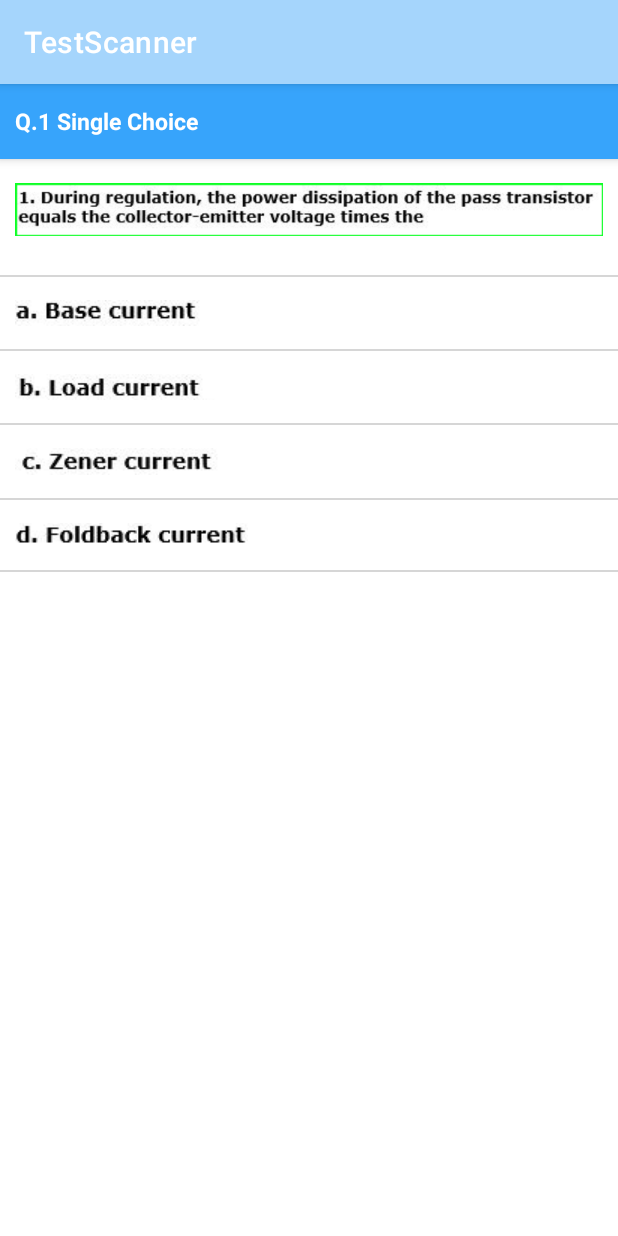
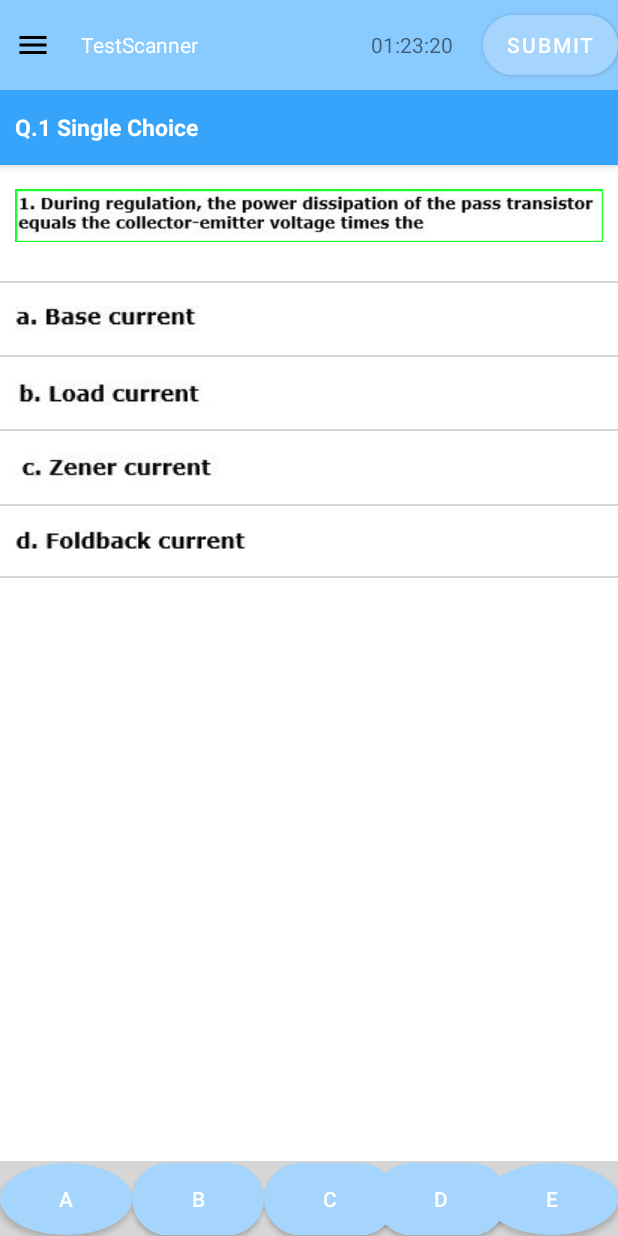
Before and after one commit to mukulasija/TestScanner, an Android app: the screen it shows after launch (question), on a phone screen of 412 x 824 dp. Run offline under Robolectric (Android 15) with nearby library versions, the phone set to English and light mode, and no system bars.

Commit message:
added top bar in question.xml

```diff
--- /dev/null
+++ b/app/src/main/res/drawable/circle_shape.xml
@@ -0,0 +1,13 @@
+<?xml version="1.0" encoding="utf-8"?>
+<selector xmlns:android="http://schemas.android.com/apk/res/android">
+    <item android:state_pressed="false">
+        <shape android:shape="oval">
+            <solid android:color="@color/option_boarder"/>
+        </shape>
+    </item>
+    <item android:state_pressed="true">
+        <shape android:shape="oval">
+            <solid android:color="@color/option_boarder"/>
+        </shape>
+    </item>
+</selector>
--- /dev/null
+++ b/app/src/main/res/drawable/cylender_shape.xml
@@ -0,0 +1,13 @@
+<?xml version="1.0" encoding="utf-8"?>
+<shape
+    xmlns:android="http://schemas.android.com/apk/res/android"
+    android:shape="rectangle">
+
+    <stroke
+        android:color="@color/option_boarder"
+        android:width="1dp"/>
+    <corners
+        android:radius="190dp"/>
+    <solid
+        android:color="@color/option_boarder"/>
+</shape>
--- /dev/null
+++ b/app/src/main/res/drawable/ic_baseline_menu_24.xml
@@ -0,0 +1,5 @@
+<vector android:height="24dp" android:tint="#000000"
+    android:viewportHeight="24" android:viewportWidth="24"
+    android:width="24dp" xmlns:android="http://schemas.android.com/apk/res/android">
+    <path android:fillColor="@android:color/white" android:pathData="M3,18h18v-2L3,16v2zM3,13h18v-2L3,11v2zM3,6v2h18L21,6L3,6z"/>
+</vector>
--- a/app/src/main/res/layout/activity_question.xml
+++ b/app/src/main/res/layout/activity_question.xml
@@ -5,12 +5,71 @@
     android:layout_width="match_parent"
     android:layout_height="match_parent"
     tools:context=".question">
+    <androidx.constraintlayout.widget.ConstraintLayout xmlns:android="http://schemas.android.com/apk/res/android"
+        android:id="@+id/top_bar"
+        android:layout_width="match_parent"
+        android:layout_height="60dp"
+        app:layout_constraintTop_toTopOf="parent"
+        app:layout_constraintLeft_toLeftOf="parent"
+        app:layout_constraintRight_toRightOf="parent"
+        android:background="#89CAFF"
+        xmlns:app="http://schemas.android.com/apk/res-auto">
+
+        <RelativeLayout
+            app:layout_constraintTop_toTopOf="parent"
+            app:layout_constraintRight_toRightOf="parent"
+            app:layout_constraintLeft_toLeftOf="parent"
+            app:layout_constraintBottom_toBottomOf="parent"
+            android:layout_width="match_parent"
+            android:layout_height="match_parent">
+
+
+            <ImageView
+                android:id="@+id/btn_menu"
+                android:layout_alignParentStart="true"
+                android:layout_width="wrap_content"
+                android:layout_height="wrap_content"
+                android:layout_centerInParent="true"
+                android:layout_marginStart="10dp"
+                android:src="@drawable/ic_baseline_menu_24" />
+            <TextView
+                android:id="@+id/tv_logo"
+                android:layout_toRightOf="@id/btn_menu"
+                android:layout_marginLeft="20dp"
+                android:layout_width="wrap_content"
+                android:layout_height="wrap_content"
+                android:layout_centerVertical="true"
+                android:textColor="@color/white"
+                android:text="TestScanner" />
+
+
+
+            <TextView
+                android:id="@+id/tv_timer"
+                android:layout_width="wrap_content"
+                android:layout_height="wrap_content"
+                android:layout_marginRight="20dp"
+                android:text="01:23:20"
+                android:layout_centerVertical="true"
+                android:layout_toLeftOf="@id/btn_submit"></TextView>
+            <Button
+                android:id="@+id/btn_submit"
+                android:layout_width="wrap_content"
+                android:layout_height="40dp"
+                android:layout_alignParentEnd="true"
+                android:layout_centerVertical="true"
+                android:background="@drawable/cylender_shape"
+                android:text="Submit" />
+
+        </RelativeLayout>
+
+    </androidx.constraintlayout.widget.ConstraintLayout>
     <ScrollView
         android:layout_width="match_parent"
         android:layout_height="wrap_content"
-        app:layout_constraintTop_toTopOf="parent"
+        app:layout_constraintTop_toBottomOf="@id/top_bar"
         app:layout_constraintLeft_toLeftOf="parent"
-        app:layout_constraintRight_toRightOf="parent">
+        app:layout_constraintRight_toRightOf="parent" >
         <androidx.constraintlayout.widget.ConstraintLayout
             android:layout_width="match_parent"
             android:layout_height="match_parent">
@@ -137,6 +196,67 @@
         </androidx.constraintlayout.widget.ConstraintLayout>
     </ScrollView>
 
+    <androidx.constraintlayout.widget.ConstraintLayout
+        android:id="@+id/llout_btm_bar"
+        android:layout_width="match_parent"
+        android:layout_height="50dp"
+        app:layout_constraintBottom_toBottomOf="parent"
+        app:layout_constraintLeft_toLeftOf="parent"
+        app:layout_constraintRight_toRightOf="parent"
+        android:background="@color/option_boarder"
+        android:gravity="center_vertical">
 
+        <Button
+            android:id="@+id/btn_prev_arrow"
+            android:layout_width="wrap_content"
+            android:layout_height="wrap_content"
+            android:background="@drawable/circle_shape"
+            app:layout_constraintLeft_toLeftOf="parent"
+            app:layout_constraintTop_toTopOf="parent"
+            app:layout_constraintBottom_toBottomOf="parent"
+            android:text="a" />
+
+        <Button
+            android:id="@+id/btn_rvw_ltr"
+            android:layout_width="wrap_content"
+            android:layout_height="wrap_content"
+            app:layout_constraintLeft_toRightOf="@id/btn_prev_arrow"
+            app:layout_constraintTop_toTopOf="@id/btn_prev_arrow"
+            app:layout_constraintBottom_toBottomOf="@id/btn_prev_arrow"
+            android:background="@drawable/cylender_shape"
+            android:text="b" />
+
+        <Button
+            android:id="@+id/btn_clr"
+            android:layout_width="wrap_content"
+            android:layout_height="wrap_content"
+            app:layout_constraintLeft_toRightOf="@id/btn_rvw_ltr"
+            app:layout_constraintTop_toTopOf="@id/btn_rvw_ltr"
+            app:layout_constraintBottom_toBottomOf="@id/btn_rvw_ltr"
+            android:background="@drawable/cylender_shape"
+            android:text="c" />
+
+        <Button
+            android:id="@+id/btn_sv_nxt"
+            android:layout_width="wrap_content"
+            android:layout_height="wrap_content"
+            app:layout_constraintLeft_toRightOf="@id/btn_clr"
+            app:layout_constraintTop_toTopOf="@id/btn_clr"
+            app:layout_constraintBottom_toBottomOf="@id/btn_clr"
+            app:layout_constraintRight_toLeftOf="@id/btn_nxt"
+            android:background="@drawable/cylender_shape"
+            android:text="d" />
+
+        <Button
+            android:id="@+id/btn_nxt"
+            android:layout_width="wrap_content"
+            android:layout_height="wrap_content"
+            app:layout_constraintTop_toTopOf="@id/llout_btm_bar"
+            app:layout_constraintBottom_toBottomOf="@id/llout_btm_bar"
+            app:layout_constraintRight_toRightOf="parent"
+            android:background="@drawable/circle_shape"
+            android:text="e"
+            />
+    </androidx.constraintlayout.widget.ConstraintLayout>
 
 </androidx.constraintlayout.widget.ConstraintLayout>
--- /dev/null
+++ b/app/src/main/res/layout/bottom_bar.xml
@@ -0,0 +1,8 @@
+<?xml version="1.0" encoding="utf-8"?>
+<androidx.constraintlayout.widget.ConstraintLayout xmlns:android="http://schemas.android.com/apk/res/android"
+    android:layout_width="match_parent"
+    android:layout_height="match_parent"
+    xmlns:app="http://schemas.android.com/apk/res-auto">
+
+
+</androidx.constraintlayout.widget.ConstraintLayout>
--- /dev/null
+++ b/app/src/main/res/layout/top_bar.xml
@@ -0,0 +1,37 @@
+<?xml version="1.0" encoding="utf-8"?>
+<androidx.constraintlayout.widget.ConstraintLayout xmlns:android="http://schemas.android.com/apk/res/android"
+    android:layout_width="match_parent"
+    android:layout_height="match_parent"
+    xmlns:app="http://schemas.android.com/apk/res-auto">
+
+    <RelativeLayout
+        app:layout_constraintTop_toTopOf="parent"
+        app:layout_constraintRight_toRightOf="parent"
+        app:layout_constraintLeft_toLeftOf="parent"
+        app:layout_constraintBottom_toBottomOf="parent"
+        android:layout_width="match_parent"
+        android:layout_height="match_parent">
+
+
+        <TextView
+            android:layout_width="wrap_content"
+            android:layout_height="wrap_content"
+            android:layout_centerVertical="true"
+            android:text="Text" />
+
+        <ImageView
+            android:layout_width="wrap_content"
+            android:layout_height="wrap_content"
+            android:layout_centerInParent="true"
+            android:src="@drawable/ic_baseline_menu_24" />
+
+        <Button
+            android:layout_width="wrap_content"
+            android:layout_height="wrap_content"
+            android:layout_alignParentEnd="true"
+            android:layout_centerVertical="true"
+            android:text="BUTTON" />
+
+    </RelativeLayout>
+
+</androidx.constraintlayout.widget.ConstraintLayout>
--- a/app/src/main/res/values/themes.xml
+++ b/app/src/main/res/values/themes.xml
@@ -1,6 +1,6 @@
 <resources xmlns:tools="http://schemas.android.com/tools">
     <!-- Base application theme. -->
-    <style name="Theme.TestScanner" parent="Theme.MaterialComponents.DayNight.DarkActionBar">
+    <style name="Theme.TestScanner" parent="Theme.MaterialComponents.DayNight.NoActionBar">
         <!-- Primary brand color. -->
         <item name="colorPrimary">#A5D5FC</item>
         <item name="colorPrimaryVariant">#7BC4FF</item>
```
